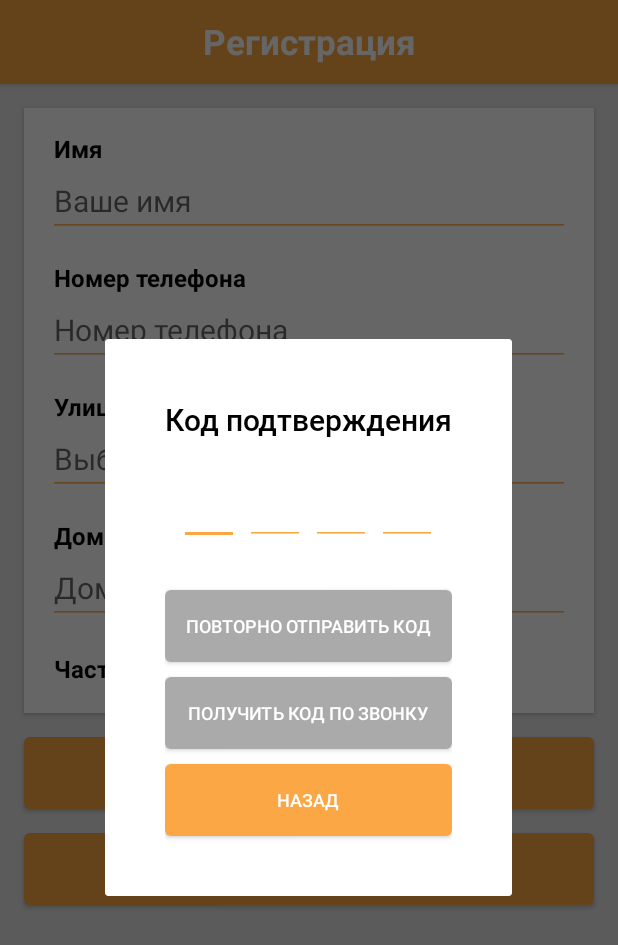
After one commit to damirbaisalov/bikli, an Android app: the fragment CodeDialogFragment placed in its activity, on a phone screen of 412 x 824 dp. The commit adds this screen. Shown: the top 945 px of the screen. Run offline under Robolectric (Android 15) with nearby library versions, the phone set to English and light mode, and no system bars.

Commit message:
CodeDialogFragment Added

```diff
--- /dev/null
+++ b/app/src/main/java/kz/bfgroup/bikli/registration/presentation/CodeDialogFragment.kt
@@ -0,0 +1,79 @@
+package kz.bfgroup.bikli.registration.presentation
+
+import android.os.Bundle
+import android.view.LayoutInflater
+import android.view.View
+import android.view.ViewGroup
+import android.widget.Button
+import android.widget.EditText
+import androidx.core.widget.doOnTextChanged
+import androidx.fragment.app.DialogFragment
+import kz.bfgroup.bikli.R
+
+class CodeDialogFragment: DialogFragment() {
+
+    private lateinit var rootView: View
+
+    private lateinit var closeButton: Button
+    private lateinit var code1EditText: EditText
+    private lateinit var code2EditText: EditText
+    private lateinit var code3EditText: EditText
+    private lateinit var code4EditText: EditText
+
+    override fun onCreateView(
+        inflater: LayoutInflater,
+        container: ViewGroup?,
+        savedInstanceState: Bundle?
+    ): View? {
+
+        rootView = inflater.inflate(R.layout.code_dialoge_fragment,container,false)
+        bindViews()
+
+        closeButton.setOnClickListener {
+            dismiss()
+        }
+
+        codeEditTextLogic()
+
+        return rootView
+    }
+
+    private fun bindViews() {
+        closeButton = rootView.findViewById(R.id.code_dialog_fragment_back_button)
+        code1EditText = rootView.findViewById(R.id.code_number_1)
+        code2EditText = rootView.findViewById(R.id.code_number_2)
+        code3EditText = rootView.findViewById(R.id.code_number_3)
+        code4EditText = rootView.findViewById(R.id.code_number_4)
+
+    }
+
+    private fun codeEditTextLogic() {
+        code1EditText.doOnTextChanged { text, start, before, count ->
+            if (count==1) {
+                code2EditText.requestFocus()
+            }
+        }
+
+        code2EditText.doOnTextChanged { text, start, before, count ->
+            if (count==1) {
+                code3EditText.requestFocus()
+            } else {
+                code1EditText.requestFocus()
+            }
+        }
+
+        code3EditText.doOnTextChanged { text, start, before, count ->
+            if (count == 1) {
+                code4EditText.requestFocus()
+            } else {
+                code2EditText.requestFocus()
+            }
+        }
+
+        code4EditText.doOnTextChanged { text, start, before, count ->
+            if (count == 0) {
+                code3EditText.requestFocus()
+            }
+        }
+    }
+}
--- a/app/src/main/java/kz/bfgroup/bikli/registration/presentation/Registration.kt
+++ b/app/src/main/java/kz/bfgroup/bikli/registration/presentation/Registration.kt
@@ -60,8 +60,10 @@ class Registration: AppCompatActivity() {
                 "floor" to flatFloorEditText.text.toString(),
                 "street" to flatNumberEditText.text.toString()
             )
-            registerUser()
+//            registerUser()
             Toast.makeText(this@Registration, fields.toString(), Toast.LENGTH_LONG).show()
+            val dialog = CodeDialogFragment()
+            dialog.show(supportFragmentManager, "codeDialog")
         }
     }
 
--- /dev/null
+++ b/app/src/main/res/drawable/bg_code_dialoge_button.xml
@@ -0,0 +1,15 @@
+<?xml version="1.0" encoding="utf-8"?>
+<shape xmlns:android="http://schemas.android.com/apk/res/android"
+    android:shape="rectangle">
+
+    <solid
+        android:color="@android:color/darker_gray"/>
+
+    <corners
+        android:radius="4dp"/>
+
+    <!--    <stroke-->
+    <!--        android:width="3dp"-->
+    <!--        android:color="@color/enabled_button_reg"/>-->
+
+</shape>
--- /dev/null
+++ b/app/src/main/res/layout/code_dialoge_fragment.xml
@@ -0,0 +1,145 @@
+<?xml version="1.0" encoding="utf-8"?>
+<LinearLayout xmlns:android="http://schemas.android.com/apk/res/android"
+    android:layout_width="match_parent"
+    android:layout_height="match_parent"
+    android:orientation="vertical"
+    android:paddingHorizontal="40dp"
+    android:paddingVertical="20dp"
+    xmlns:tools="http://schemas.android.com/tools"
+    >
+
+    <TextView
+        android:layout_width="match_parent"
+        android:layout_height="wrap_content"
+        android:text="Код подтверждения"
+        android:textSize="20sp"
+        android:textColor="@color/black"
+        android:layout_gravity="center"
+        android:fontFamily="@font/roboto_medium"
+        android:layout_marginTop="20sp"
+        android:gravity="center"
+        />
+
+    <LinearLayout
+        android:layout_width="match_parent"
+        android:layout_height="wrap_content"
+        android:orientation="horizontal"
+        android:gravity="center"
+        android:layout_marginTop="20dp"
+        >
+
+        <EditText
+            android:id="@+id/code_number_1"
+            android:layout_width="40dp"
+            android:layout_height="50dp"
+            android:imeOptions="actionNext"
+            android:importantForAutofill="no"
+            android:gravity="center"
+            android:inputType="number"
+            android:maxLength="1"
+            android:textColor="@color/black"
+            android:textSize="24sp"
+            android:textStyle="bold"
+            tools:ignore= "LabelFor"
+            android:textColorHighlight="@color/primary_bikli_orange"
+            android:textCursorDrawable="@color/primary_bikli_orange"
+            android:backgroundTint="@color/primary_bikli_orange"
+            />
+
+        <EditText
+            android:id="@+id/code_number_2"
+            android:layout_marginStart="4dp"
+            android:layout_width="40dp"
+            android:layout_height="50dp"
+            android:imeOptions="actionNext"
+            android:importantForAutofill="no"
+            android:gravity="center"
+            android:inputType="number"
+            android:maxLength="1"
+            android:textColor="@color/black"
+            android:textSize="24sp"
+            android:textStyle="bold"
+            tools:ignore= "LabelFor"
+            android:textCursorDrawable="@color/primary_bikli_orange"
+            android:backgroundTint="@color/primary_bikli_orange"
+            />
+
+        <EditText
+            android:id="@+id/code_number_3"
+            android:layout_marginStart="4dp"
+            android:layout_width="40dp"
+            android:layout_height="50dp"
+            android:imeOptions="actionNext"
+            android:importantForAutofill="no"
+            android:gravity="center"
+            android:inputType="number"
+            android:maxLength="1"
+            android:textColor="@color/black"
+            android:textSize="24sp"
+            android:textStyle="bold"
+            tools:ignore= "LabelFor"
+            android:textCursorDrawable="@color/primary_bikli_orange"
+            android:backgroundTint="@color/primary_bikli_orange"
+            />
+
+        <EditText
+            android:id="@+id/code_number_4"
+            android:layout_marginStart="4dp"
+            android:layout_width="40dp"
+            android:layout_height="50dp"
+            android:imeOptions="actionNext"
+            android:importantForAutofill="no"
+            android:gravity="center"
+            android:inputType="number"
+            android:maxLength="1"
+            android:textColor="@color/black"
+            android:textSize="24sp"
+            android:textStyle="bold"
+            tools:ignore= "LabelFor"
+            android:textCursorDrawable="@color/primary_bikli_orange"
+            android:backgroundTint="@color/primary_bikli_orange"
+            />
+
+
+    </LinearLayout>
+
+    <Button
+        android:layout_width="match_parent"
+        android:layout_height="wrap_content"
+        android:text="Повторно отправить код"
+        android:textColor="@color/white"
+        android:layout_gravity="center"
+        android:gravity="center"
+        android:textSize="12sp"
+        android:background="@drawable/bg_code_dialoge_button"
+        android:layout_marginTop="30dp"
+
+        />
+
+    <Button
+        android:layout_width="match_parent"
+        android:layout_height="wrap_content"
+        android:text="Получить код по звонку"
+        android:textColor="@color/white"
+        android:layout_gravity="center"
+        android:gravity="center"
+        android:textSize="12sp"
+        android:background="@drawable/bg_code_dialoge_button"
+        android:layout_marginTop="10dp"
+        />
+
+    <Button
+        android:id="@+id/code_dialog_fragment_back_button"
+        android:layout_width="match_parent"
+        android:layout_height="wrap_content"
+        android:text="Назад"
+        android:textColor="@color/white"
+        android:layout_gravity="center"
+        android:gravity="center"
+        android:textSize="12sp"
+        android:background="@drawable/bg_activity_registration_reg_button"
+        android:layout_marginTop="10dp"
+        android:layout_marginBottom="20dp"
+        />
+
+</LinearLayout>
```
